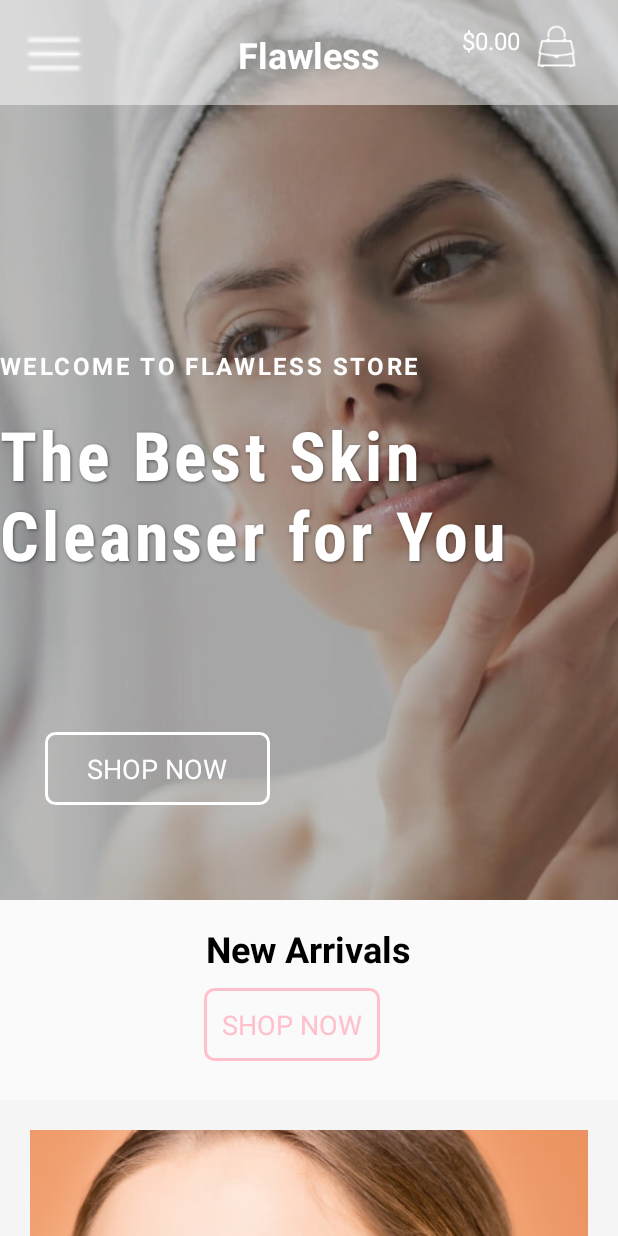
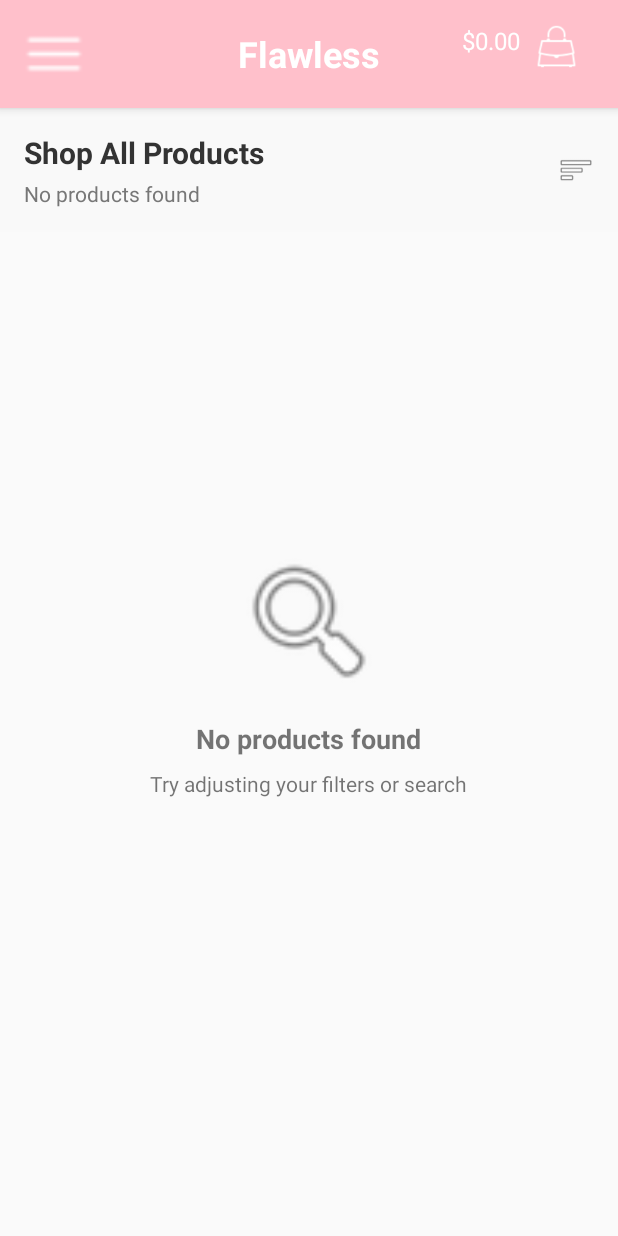
Before and after one commit to supekarsuraj/Book-My-Parking, an Android app built with Jetpack Compose: the homePage screen opened directly, with no data from a screen before it, in the side drawer, after a tap on "Shop All", on a phone screen of 412 x 824 dp. Run offline under Robolectric (Android 15) with nearby library versions, the phone set to English and light mode, and no system bars; our stand-ins replace Firebase (no records; nobody signed in at launch, a user with empty details on screens opened directly).

Commit message:
standard_header
standard_header

```diff
--- a/app/src/main/AndroidManifest.xml
+++ b/app/src/main/AndroidManifest.xml
@@ -32,6 +32,11 @@
             android:name=".Product.ProductDetailActivity"
             android:exported="false" />
 
+        <activity android:name=".Product.ShopAllActivity" android:exported="true"/>
+
+
+
+
 
 
     </application>
--- a/app/src/main/java/com/example/bookmyparking/FireBase/FirebaseHelper.kt
+++ b/app/src/main/java/com/example/bookmyparking/FireBase/FirebaseHelper.kt
@@ -10,9 +10,7 @@
 import androidx.recyclerview.widget.RecyclerView
 import com.example.bookmyparking.Adaptar.ProductAdapter
 import com.example.bookmyparking.Product.Product
-import com.example.bookmyparking.R
 import com.google.firebase.firestore.FirebaseFirestore
-import com.google.firebase.storage.FirebaseStorage
 import java.io.ByteArrayOutputStream
 
 class FirebaseHelper {
@@ -30,6 +28,7 @@
                 callback(false)
             }
     }
+
     fun uploadProduct(
         context: Context,
         drawableResId: Int,
@@ -66,8 +65,35 @@
             }
     }
 
+    // Legacy method for backwards compatibility - redirect to callback version
+    fun fetchProductsFromFirestore(recyclerView: RecyclerView, context: Context) {
+        fetchProductsFromFirestore(object : ProductsCallback {
+            override fun onProductsLoaded(products: List<Product>) {
+                if (products.isNotEmpty()) {
+                    recyclerView.layoutManager = GridLayoutManager(context, 2)
+                    recyclerView.adapter = ProductAdapter(products)
+                    Log.i("FirebaseFetch", "Successfully loaded ${products.size} products")
+                } else {
+                    Log.w("FirebaseFetch", "No products found in Firestore")
+                    Toast.makeText(context, "No products found", Toast.LENGTH_SHORT).show()
+                }
+            }
 
-    fun fetchProductsFromFirestore(recyclerView: RecyclerView, context: Context) {
+            override fun onError(message: String) {
+                Log.e("FirebaseFetch", "Firestore fetch failed: $message")
+                Toast.makeText(context, "Failed to load products from database", Toast.LENGTH_SHORT).show()
+            }
+        })
+    }
+
+    // Interface for ProductsCallback
+    interface ProductsCallback {
+        fun onProductsLoaded(products: List<Product>)
+        fun onError(message: String)
+    }
+
+    // Method to fetch products using callback
+    fun fetchProductsFromFirestore(callback: ProductsCallback) {
         val db = FirebaseFirestore.getInstance()
         db.collection("products")
             .get()
@@ -91,18 +117,16 @@
                 }
 
                 if (productList.isNotEmpty()) {
-                    recyclerView.layoutManager = GridLayoutManager(context, 2)
-                    recyclerView.adapter = ProductAdapter(productList)
                     Log.i("FirebaseFetch", "Successfully loaded ${productList.size} products")
+                    callback.onProductsLoaded(productList)
                 } else {
                     Log.w("FirebaseFetch", "No products found in Firestore")
+                    callback.onProductsLoaded(emptyList())
                 }
             }
             .addOnFailureListener { exception ->
                 Log.e("FirebaseFetch", "Firestore fetch failed: ${exception.message}")
-                Toast.makeText(context, "Failed to load products from database", Toast.LENGTH_SHORT).show()
+                callback.onError("Failed to load products: ${exception.message}")
             }
     }
-
-
 }
--- a/app/src/main/java/com/example/bookmyparking/Home/homePage.kt
+++ b/app/src/main/java/com/example/bookmyparking/Home/homePage.kt
@@ -1,5 +1,6 @@
 package com.example.bookmyparking.Home
 
+import android.content.Intent
 import android.graphics.Color
 import android.os.Bundle
 import android.os.Handler
@@ -19,9 +20,12 @@
 import androidx.recyclerview.widget.GridLayoutManager
 import androidx.recyclerview.widget.LinearLayoutManager
 import androidx.recyclerview.widget.RecyclerView
+import com.example.bookmyparking.Adaptar.ProductAdapter
 import com.example.bookmyparking.DeliveryOrder.DeliveryOrder
 import com.example.bookmyparking.DeliveryOrder.OrderFeatureAdapter
 import com.example.bookmyparking.ImportantArrays.ImpArrays
+import com.example.bookmyparking.Product.Product
+import com.example.bookmyparking.Product.ShopAllActivity
 import com.example.bookmyparking.R
 import com.example.bookmyparking.followUs.FollowAdapter
 import com.example.bookmyparking.followUs.FollowImage
@@ -67,8 +71,21 @@
 
         val recyclerView: RecyclerView = findViewById(R.id.recyclerViewProducts)
 
-        // Load products from Firebase
-        firebaseHelper.fetchProductsFromFirestore(recyclerView, this)
+        // Load products from Firebase using callback version for homepage
+        firebaseHelper.fetchProductsFromFirestore(object : FirebaseHelper.ProductsCallback {
+            override fun onProductsLoaded(products: List<Product>) {
+                if (products.isNotEmpty()) {
+                    recyclerView.layoutManager = GridLayoutManager(this@homePage, 2)
+                    recyclerView.adapter = ProductAdapter(products)
+                } else {
+                    Toast.makeText(this@homePage, "No products found", Toast.LENGTH_SHORT).show()
+                }
+            }
+
+            override fun onError(message: String) {
+                Toast.makeText(this@homePage, "Error: $message", Toast.LENGTH_SHORT).show()
+            }
+        })
 
         val reviewList = listOf(
             Review(R.drawable.profile1, "Jennifer Lewis", "Sed odio donec curabitur auctor amet tincidunt non odio enim felis tincidunt amet morbi egestas hendrerit."),
@@ -174,7 +191,8 @@
             R.id.nav_shop -> {
                 Toast.makeText(this, "Shop All Selected", Toast.LENGTH_SHORT).show()
                 // Navigate to shop all products screen
-                // Intent code here
+                val intent = Intent(this, ShopAllActivity::class.java)
+                startActivity(intent)
             }
             R.id.nav_categories -> {
                 Toast.makeText(this, "Categories Selected", Toast.LENGTH_SHORT).show()
--- /dev/null
+++ b/app/src/main/java/com/example/bookmyparking/Product/ShopAllActivity.kt
@@ -0,0 +1,207 @@
+package com.example.bookmyparking.Product
+import android.content.Intent
+import android.os.Bundle
+import android.util.Log
+import android.view.MenuItem
+import android.view.View
+import android.widget.ImageView
+import android.widget.LinearLayout
+import android.widget.ProgressBar
+import android.widget.TextView
+import android.widget.Toast
+import androidx.appcompat.app.AppCompatActivity
+import androidx.core.view.GravityCompat
+import androidx.drawerlayout.widget.DrawerLayout
+import androidx.recyclerview.widget.GridLayoutManager
+import androidx.recyclerview.widget.RecyclerView
+import com.example.bookmyparking.Adaptar.ProductAdapter
+import com.example.bookmyparking.Home.homePage
+import com.example.bookmyparking.R
+import com.example.bookmyparking.signloginpage.FirebaseHelper
+import com.google.android.material.navigation.NavigationView
+import com.google.firebase.auth.FirebaseAuth
+
+class ShopAllActivity : AppCompatActivity(), NavigationView.OnNavigationItemSelectedListener {
+    private val firebaseHelper = FirebaseHelper()
+    private lateinit var drawerLayout: DrawerLayout
+    private lateinit var navigationView: NavigationView
+    private lateinit var menuIcon: ImageView
+    private lateinit var recyclerViewProducts: RecyclerView
+    private lateinit var loadingIndicator: ProgressBar
+    private lateinit var emptyState: LinearLayout
+    private lateinit var productCount: TextView
+    override fun onCreate(savedInstanceState: Bundle?) {
+        Log.i("ShopAllActivity","ShopAllActivity")
+        super.onCreate(savedInstanceState)
+        setContentView(R.layout.shop_all_screen)
+        drawerLayout = findViewById(R.id.drawerLayout)
+        navigationView = findViewById(R.id.navigationView)
+        navigationView.setNavigationItemSelectedListener(this)
+        menuIcon = findViewById(R.id.menuIcon)
+        recyclerViewProducts = findViewById(R.id.recyclerViewAllProducts)
+        loadingIndicator = findViewById(R.id.loadingIndicator)
+        emptyState = findViewById(R.id.emptyState)
+        productCount = findViewById(R.id.productCount)
+
+        // Get user email if logged in
+//        val currentUser = FirebaseAuth.getInstance().currentUser
+//        if (currentUser != null) {
+//            val headerView = navigationView.getHeaderView(0)
+//            val userEmailTextView = headerView.findViewById<TextView>(R.id.tvUserEmail)
+//            userEmailTextView.text = currentUser.email
+//        }
+Log.i("Suraj","123")
+        // Update header title
+        val headerTitle = findViewById<TextView>(R.id.headerTitle)
+        headerTitle.text = "Flawless"
+
+        // Setup drawer toggle
+        menuIcon.setOnClickListener {
+            if (drawerLayout.isDrawerOpen(GravityCompat.START)) {
+                drawerLayout.closeDrawer(GravityCompat.START)
+            } else {
+                drawerLayout.openDrawer(GravityCompat.START)
+            }
+        }
+
+        // Setup cart icon click
+        val cartIcon = findViewById<ImageView>(R.id.cartIcon)
+        cartIcon.setOnClickListener {
+            Toast.makeText(this, "Cart clicked", Toast.LENGTH_SHORT).show()
+            // Navigate to cart activity
+        }
+
+        // Setup filter icon click
+        val filterIcon = findViewById<ImageView>(R.id.filterIcon)
+        filterIcon.setOnClickListener {
+            Toast.makeText(this, "Filter options", Toast.LENGTH_SHORT).show()
+            // Show filter dialog or options
+        }
+
+        // Setup RecyclerView for products
+        recyclerViewProducts.layoutManager = GridLayoutManager(this, 2)
+
+        // Show loading state
+        loadingIndicator.visibility = View.VISIBLE
+        recyclerViewProducts.visibility = View.GONE
+        emptyState.visibility = View.GONE
+
+        // Load all products
+        loadAllProducts()
+    }
+
+    private fun loadAllProducts() {
+        // Call your Firebase Helper to fetch all products
+        firebaseHelper.fetchProductsFromFirestore(object : FirebaseHelper.ProductsCallback {
+            override fun onProductsLoaded(products: List<Product>) {
+                loadingIndicator.visibility = View.GONE
+
+                if (products.isEmpty()) {
+                    // Show empty state
+                    recyclerViewProducts.visibility = View.GONE
+                    emptyState.visibility = View.VISIBLE
+                    productCount.text = "No products found"
+                } else {
+                    // Show products
+                    recyclerViewProducts.visibility = View.VISIBLE
+                    emptyState.visibility = View.GONE
+                    productCount.text = "Showing ${products.size} products"
+
+                    // Set the adapter
+                    recyclerViewProducts.adapter = ProductAdapter(products)
+                }
+            }
+
+            override fun onError(message: String) {
+                loadingIndicator.visibility = View.GONE
+                recyclerViewProducts.visibility = View.GONE
+                emptyState.visibility = View.VISIBLE
+                Toast.makeText(this@ShopAllActivity, "Error: $message", Toast.LENGTH_SHORT).show()
+            }
+        })
+    }
+
+    override fun onNavigationItemSelected(item: MenuItem): Boolean {
+        // Handle navigation view item clicks here
+        when (item.itemId) {
+            R.id.nav_home -> {
+                // Navigate to home page
+                val intent = Intent(this, homePage::class.java)
+                startActivity(intent)
+                finish()
+            }
+            R.id.nav_shop -> {
+                // We're already on shop all, just close drawer
+                drawerLayout.closeDrawer(GravityCompat.START)
+            }
+            R.id.nav_categories -> {
+                Toast.makeText(this, "Categories Selected", Toast.LENGTH_SHORT).show()
+                // Navigate to categories screen
+                // Intent code here
+            }
+            R.id.nav_wishlist -> {
+                Toast.makeText(this, "Wishlist Selected", Toast.LENGTH_SHORT).show()
+                // Navigate to wishlist screen
+                // Intent code here
+            }
+            R.id.nav_cart -> {
+                Toast.makeText(this, "Cart Selected", Toast.LENGTH_SHORT).show()
+                // Navigate to cart screen
+                // Intent code here
+            }
+            R.id.nav_profile -> {
+                Toast.makeText(this, "Profile Selected", Toast.LENGTH_SHORT).show()
+                // Navigate to profile screen
+                // Intent code here
+            }
+            R.id.nav_orders -> {
+                Toast.makeText(this, "My Orders Selected", Toast.LENGTH_SHORT).show()
+                // Navigate to orders screen
+                // Intent code here
+            }
+            R.id.nav_address -> {
+                Toast.makeText(this, "My Addresses Selected", Toast.LENGTH_SHORT).show()
+                // Navigate to addresses screen
+                // Intent code here
+            }
+            R.id.nav_contact -> {
+                Toast.makeText(this, "Contact Us Selected", Toast.LENGTH_SHORT).show()
+                // Navigate to contact screen
+                // Intent code here
+            }
+            R.id.nav_about -> {
+                Toast.makeText(this, "About Us Selected", Toast.LENGTH_SHORT).show()
+                // Navigate to about screen
+                // Intent code here
+            }
+            R.id.nav_settings -> {
+                Toast.makeText(this, "Settings Selected", Toast.LENGTH_SHORT).show()
+                // Navigate to settings screen
+                // Intent code here
+            }
+            R.id.nav_logout -> {
+                // Handle logout
+                FirebaseAuth.getInstance().signOut()
+                Toast.makeText(this, "Logged out successfully", Toast.LENGTH_SHORT).show()
+
+                // Navigate to login screen (replace with your login activity)
+                // val intent = Intent(this, LoginActivity::class.java)
+                // intent.flags = Intent.FLAG_ACTIVITY_NEW_TASK or Intent.FLAG_ACTIVITY_CLEAR_TASK
+                // startActivity(intent)
+                // finish()
+            }
+        }
+
+        // Close the drawer
+        drawerLayout.closeDrawer(GravityCompat.START)
+        return true
+    }
+
+    override fun onBackPressed() {
+        if (drawerLayout.isDrawerOpen(GravityCompat.START)) {
+            drawerLayout.closeDrawer(GravityCompat.START)
+        } else {
+            super.onBackPressed()
+        }
+    }
+}
--- /dev/null
+++ b/app/src/main/res/layout/shop_all_screen.xml
@@ -0,0 +1,121 @@
+<?xml version="1.0" encoding="utf-8"?>
+<androidx.drawerlayout.widget.DrawerLayout
+    xmlns:android="http://schemas.android.com/apk/res/android"
+    xmlns:app="http://schemas.android.com/apk/res-auto"
+    android:id="@+id/drawerLayout"
+    android:layout_width="match_parent"
+    android:layout_height="match_parent">
+
+    <!-- Main Content -->
+    <LinearLayout
+        android:layout_width="match_parent"
+        android:layout_height="match_parent"
+        android:orientation="vertical">
+
+        <!-- Include the standard header -->
+        <include
+            android:id="@+id/includeHeader"
+            layout="@layout/standard_header" />
+
+        <!-- Shop All Content -->
+        <RelativeLayout
+            android:layout_width="match_parent"
+            android:layout_height="match_parent">
+
+            <!-- Title Bar -->
+            <RelativeLayout
+                android:id="@+id/titleBar"
+                android:layout_width="match_parent"
+                android:layout_height="wrap_content"
+                android:padding="16dp"
+                android:background="#F9F9F9">
+
+                <TextView
+                    android:id="@+id/shopAllTitle"
+                    android:layout_width="wrap_content"
+                    android:layout_height="wrap_content"
+                    android:text="Shop All Products"
+                    android:textSize="20sp"
+                    android:textColor="#333333"
+                    android:textStyle="bold" />
+
+                <TextView
+                    android:id="@+id/productCount"
+                    android:layout_width="wrap_content"
+                    android:layout_height="wrap_content"
+                    android:layout_below="@id/shopAllTitle"
+                    android:layout_marginTop="4dp"
+                    android:text="Showing all products"
+                    android:textSize="14sp"
+                    android:textColor="#777777" />
+
+                <ImageView
+                    android:id="@+id/filterIcon"
+                    android:layout_width="24dp"
+                    android:layout_height="24dp"
+                    android:src="@android:drawable/ic_menu_sort_by_size"
+                    android:layout_alignParentEnd="true"
+                    android:layout_centerVertical="true" />
+            </RelativeLayout>
+
+            <!-- Product Grid -->
+            <androidx.recyclerview.widget.RecyclerView
+                android:id="@+id/recyclerViewAllProducts"
+                android:layout_width="match_parent"
+                android:layout_height="match_parent"
+                android:layout_below="@id/titleBar"
+                android:padding="8dp"
+                android:clipToPadding="false" />
+
+            <!-- Loading Indicator -->
+            <ProgressBar
+                android:id="@+id/loadingIndicator"
+                android:layout_width="wrap_content"
+                android:layout_height="wrap_content"
+                android:layout_centerInParent="true"
+                android:visibility="gone" />
+
+            <!-- Empty State -->
+            <LinearLayout
+                android:id="@+id/emptyState"
+                android:layout_width="match_parent"
+                android:layout_height="wrap_content"
+                android:layout_centerInParent="true"
+                android:orientation="vertical"
+                android:gravity="center"
+                android:visibility="gone">
+
+                <ImageView
+                    android:layout_width="100dp"
+                    android:layout_height="100dp"
+                    android:src="@android:drawable/ic_menu_search" />
+
+                <TextView
+                    android:layout_width="wrap_content"
+                    android:layout_height="wrap_content"
+                    android:text="No products found"
+                    android:textSize="18sp"
+                    android:textStyle="bold"
+                    android:layout_marginTop="16dp" />
+
+                <TextView
+                    android:layout_width="wrap_content"
+                    android:layout_height="wrap_content"
+                    android:text="Try adjusting your filters or search"
+                    android:textSize="14sp"
+                    android:layout_marginTop="8dp" />
+            </LinearLayout>
+        </RelativeLayout>
+    </LinearLayout>
+
+    <!-- Navigation Drawer -->
+    <com.google.android.material.navigation.NavigationView
+        android:id="@+id/navigationView"
+        android:layout_width="wrap_content"
+        android:layout_height="match_parent"
+        android:layout_gravity="start"
+        android:background="@android:color/white"
+        app:headerLayout="@layout/nav_header"
+        app:menu="@menu/nav_menu" />
+
+</androidx.drawerlayout.widget.DrawerLayout>
--- /dev/null
+++ b/app/src/main/res/layout/standard_header.xml
@@ -0,0 +1,71 @@
+<?xml version="1.0" encoding="utf-8"?>
+<RelativeLayout
+    xmlns:android="http://schemas.android.com/apk/res/android"
+    android:id="@+id/standardHeader"
+    android:layout_width="match_parent"
+    android:layout_height="wrap_content"
+    android:background="@color/baby_pink"
+    android:elevation="4dp">
+
+    <ImageView
+        android:id="@+id/menuIcon"
+        android:layout_width="40dp"
+        android:layout_height="40dp"
+        android:layout_margin="16dp"
+        android:src="@drawable/ic_menu"
+        android:layout_alignParentStart="true"
+        android:layout_alignParentTop="true" />
+
+    <TextView
+        android:id="@+id/headerTitle"
+        android:layout_width="wrap_content"
+        android:layout_height="wrap_content"
+        android:text="Flawless"
+        android:textSize="24sp"
+        android:textColor="@android:color/white"
+        android:textStyle="bold"
+        android:layout_centerInParent="true" />
+
+    <RelativeLayout
+        android:layout_width="wrap_content"
+        android:layout_height="wrap_content"
+        android:layout_alignParentEnd="true"
+        android:layout_margin="16dp">
+
+        <TextView
+            android:id="@+id/cartPrice"
+            android:layout_width="wrap_content"
+            android:layout_height="wrap_content"
+            android:layout_alignParentEnd="true"
+            android:layout_marginEnd="47dp"
+            android:paddingEnd="2dp"
+            android:text="$0.00"
+            android:textColor="@android:color/white"
+            android:textSize="16sp" />
+
+        <ImageView
+            android:id="@+id/cartIcon"
+            android:layout_width="30dp"
+            android:layout_height="30dp"
+            android:src="@drawable/bag"
+            android:layout_toEndOf="@id/cartPrice"
+            android:layout_marginLeft="-40dp"
+            android:layout_centerVertical="true" />
+
+        <TextView
+            android:id="@+id/cartCount"
+            android:visibility="gone"
+            android:layout_width="18dp"
+            android:layout_height="18dp"
+            android:background="@drawable/circle_bg"
+            android:text="0"
+            android:textSize="12sp"
+            android:textColor="@android:color/white"
+            android:gravity="center"
+            android:layout_alignEnd="@id/cartIcon"
+            android:layout_alignTop="@id/cartIcon"
+            android:layout_marginEnd="-5dp"
+            android:layout_marginTop="-5dp"
+            android:padding="2dp" />
+    </RelativeLayout>
+</RelativeLayout>
```
